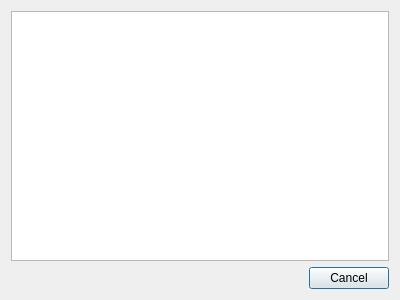
mtdcr/QXmpp, file examples/GuiClient/xmlConsoleDialog.ui: the form before one commit.
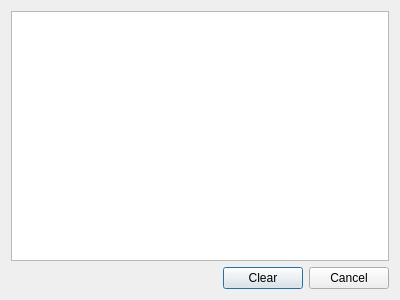
The form after the commit.

Commit message: implement clear button

Patch:
```diff
--- a/examples/GuiClient/xmlConsoleDialog.ui
+++ b/examples/GuiClient/xmlConsoleDialog.ui
@@ -18,7 +18,35 @@
     <widget class="QTextBrowser" name="textBrowser"/>
    </item>
    <item>
+    <layout class="QHBoxLayout" name="horizontalLayout">
+     <item>
+      <spacer name="horizontalSpacer">
+       <property name="orientation">
+        <enum>Qt::Horizontal</enum>
+       </property>
+       <property name="sizeHint" stdset="0">
+        <size>
+         <width>40</width>
+         <height>20</height>
+        </size>
+       </property>
+      </spacer>
+     </item>
+     <item>
+      <widget class="QPushButton" name="pushButton_clear">
+       <property name="text">
+        <string>Clear</string>
+       </property>
+      </widget>
+     </item>
+     <item>
     <widget class="QDialogButtonBox" name="buttonBox">
+       <property name="sizePolicy">
+        <sizepolicy hsizetype="Fixed" vsizetype="Fixed">
+         <horstretch>0</horstretch>
+         <verstretch>0</verstretch>
+        </sizepolicy>
+       </property>
      <property name="orientation">
       <enum>Qt::Horizontal</enum>
      </property>
@@ -28,6 +56,8 @@
     </widget>
    </item>
   </layout>
+   </item>
+  </layout>
  </widget>
  <resources/>
  <connections>
```
Left out of the diff: 24 changed lines with no effect on the pictures. Lines whose indentation alone changed are shown as unchanged.
